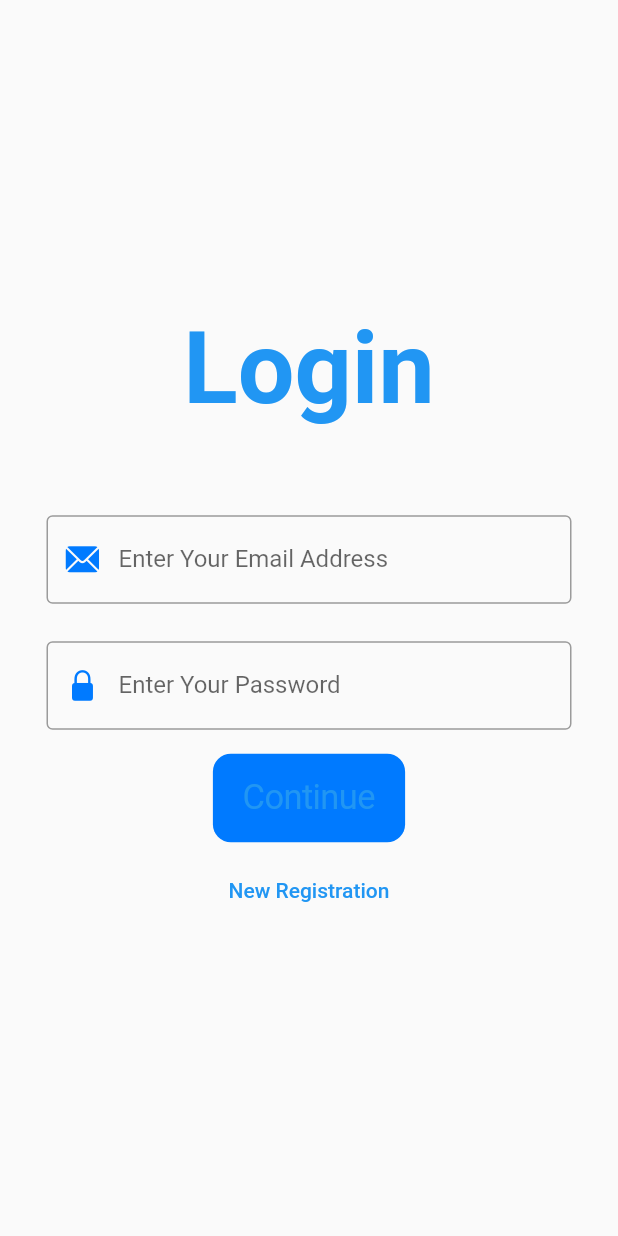
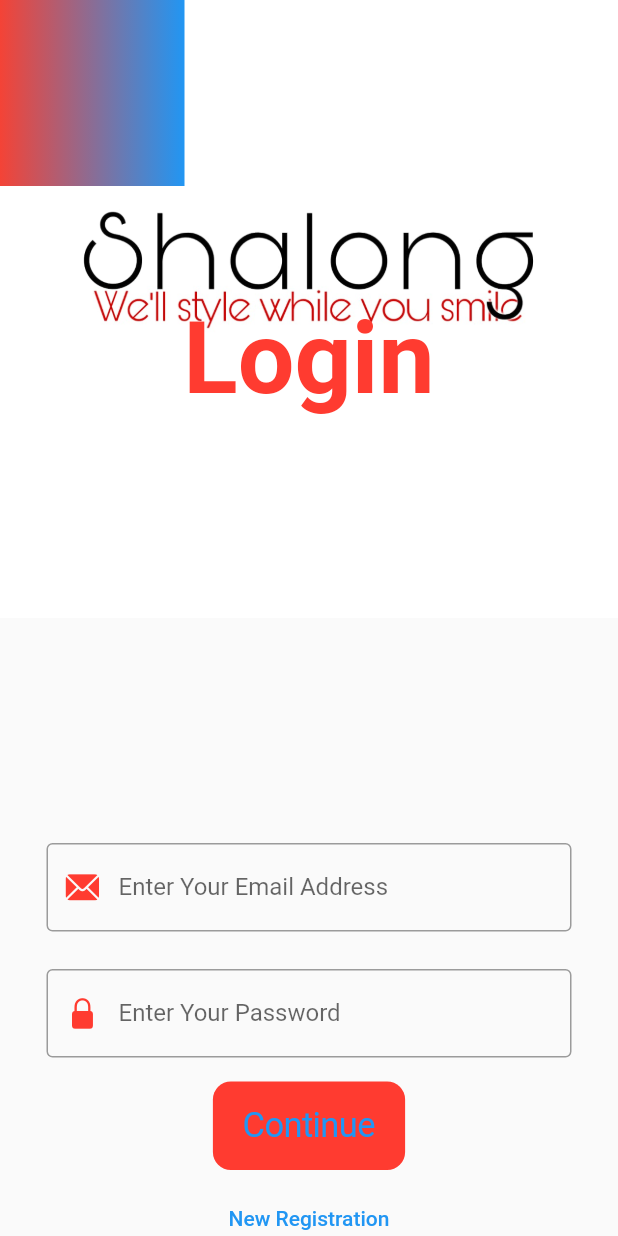
Before and after one commit to knk-naviin/Shalong-app, a Flutter app: the screen it shows after launch, on a phone screen of 412 x 824 dp. Run offline on Flutter 3.47's test engine with Material 2 defaults, Android fonts, the phone set to English and light mode, and no system bars; our stand-ins replace animated_splash_screen.

Commit message:
initial commit

```diff
--- a/shalong/lib/UserAuthentication/LogIn.dart
+++ b/shalong/lib/UserAuthentication/LogIn.dart
@@ -17,7 +17,8 @@ class _LogInState extends State<LogIn> {
 
   @override
   Widget build(BuildContext context) {
-    return Scaffold(
+    return SafeArea(
+      child: Scaffold(
         resizeToAvoidBottomInset: true,
         body: GestureDetector(
           onTap: () => FocusScope.of(context).unfocus(),
@@ -26,17 +27,39 @@ class _LogInState extends State<LogIn> {
             child: Column(
               mainAxisAlignment: MainAxisAlignment.center,
               children: [
+                Stack(
+
+                  children: [
                     Padding(
-                padding: const EdgeInsets.all(8.0),
+                      padding: const EdgeInsets.only(bottom: 100.0),
+                      child: Image.asset("images/Logo.jpeg"),
+                    ),
+                    Container(
+                      width: 123,
+                      height: 124,
+                      decoration: BoxDecoration(
+                        gradient:  LinearGradient(
+                            colors: [
+                              Colors.red,
+                              Colors.blue
+                            ]
+                        ),
+                      ),
+
+                    ),
+                    Padding(
+                      padding: const EdgeInsets.only(top: 200.0),
                       child: SizedBox(
                           child: Center(
                               child: Text(
                                 "Login",
                                 style: TextStyle(
-                      color: Colors.blue,
+                                    color: CupertinoColors.systemRed,
                                     fontSize: 67,
                                     fontWeight: FontWeight.bold),
                               ))),
+                    ),
+                  ],
                 ),
                 Padding(
                   padding: const EdgeInsets.only(top: 50.0),
@@ -60,7 +83,7 @@ class _LogInState extends State<LogIn> {
                           labelText: "Enter Your Email Address",
                           prefixIcon: Icon(
                             CupertinoIcons.mail_solid,
-                          color: CupertinoColors.systemBlue,
+                            color: CupertinoColors.systemRed,
                           )),
                     ),
                   ),
@@ -90,7 +113,7 @@ class _LogInState extends State<LogIn> {
                           labelText: "Enter Your Password",
                           prefixIcon: Icon(
                             CupertinoIcons.lock_fill,
-                          color: CupertinoColors.systemBlue,
+                            color: CupertinoColors.systemRed,
                           )),
                     ),
                   ),
@@ -102,7 +125,7 @@ class _LogInState extends State<LogIn> {
                         'Continue',
                         style: TextStyle(fontSize: 23),
                       ),
-                    color: CupertinoColors.systemBlue,
+                      color: CupertinoColors.systemRed,
                       onPressed: () {
                         if (formKey.currentState!.validate()) {
                           (formKey.currentState!.save());
@@ -123,7 +146,6 @@ class _LogInState extends State<LogIn> {
                             );
                           },
                           child: Text("New Registration")),
-
                     ],
                   ),
                 ),
@@ -131,6 +153,7 @@ class _LogInState extends State<LogIn> {
             ),
           ),
         ),
+      ),
     );
   }
 }
```
Lines whose indentation alone changed are shown as unchanged.
